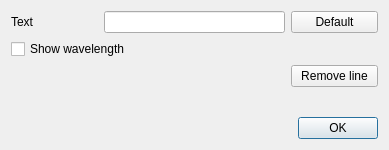
The window that line_edit.ui (GuLinux/PySpectrum) describes before a commit, drawn with Qt 5.
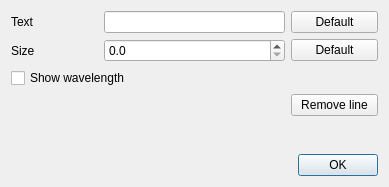
The same window after the commit.

Commit message: allow to set font size for line label

Diff of the .ui file:
```diff
--- a/line_edit.ui
+++ b/line_edit.ui
@@ -7,7 +7,7 @@
     <x>0</x>
     <y>0</y>
     <width>389</width>
-    <height>150</height>
+    <height>187</height>
    </rect>
   </property>
   <property name="windowTitle">
@@ -24,7 +24,7 @@
    <item row="0" column="1" colspan="2">
     <widget class="QLineEdit" name="line_text"/>
    </item>
-   <item row="3" column="1" colspan="2">
+   <item row="4" column="1" colspan="2">
     <spacer name="verticalSpacer">
      <property name="orientation">
       <enum>Qt::Vertical</enum>
@@ -44,7 +44,7 @@
      </property>
     </widget>
    </item>
-   <item row="4" column="0" colspan="4">
+   <item row="5" column="0" colspan="4">
     <widget class="QDialogButtonBox" name="buttonBox">
      <property name="orientation">
       <enum>Qt::Horizontal</enum>
@@ -54,20 +54,41 @@
      </property>
     </widget>
    </item>
-   <item row="1" column="0" colspan="4">
+   <item row="2" column="0" colspan="4">
     <widget class="QCheckBox" name="show_lambda">
      <property name="text">
       <string>Show wavelength</string>
      </property>
     </widget>
    </item>
-   <item row="2" column="3">
+   <item row="3" column="3">
     <widget class="QPushButton" name="remove_line">
      <property name="text">
       <string>Remove line</string>
      </property>
     </widget>
    </item>
+   <item row="1" column="0">
+    <widget class="QLabel" name="label_2">
+     <property name="text">
+      <string>Size</string>
+     </property>
+    </widget>
+   </item>
+   <item row="1" column="3">
+    <widget class="QPushButton" name="reset_default_size">
+     <property name="text">
+      <string>Default</string>
+     </property>
+    </widget>
+   </item>
+   <item row="1" column="1" colspan="2">
+    <widget class="QDoubleSpinBox" name="text_size">
+     <property name="decimals">
+      <number>1</number>
+     </property>
+    </widget>
+   </item>
   </layout>
  </widget>
  <resources/>
```
Left out of the diff: 2 changed lines with no effect on the pictures. The commit also changes 2 other files.
